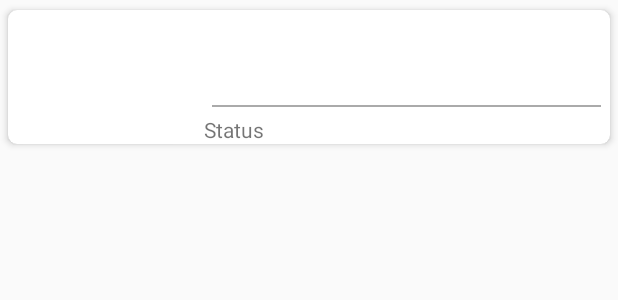
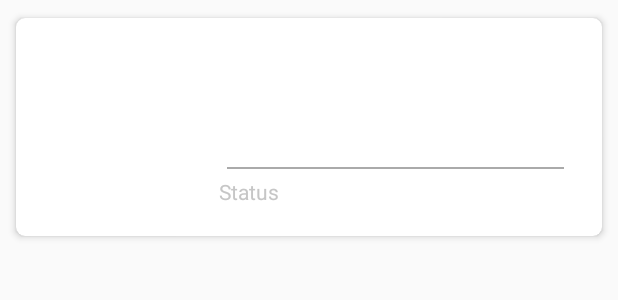
Before and after one commit to guidorubin/pager, an Android app: the layout row_team.xml on its own in the app's theme, with its tools: preview values and no code run, on a phone screen of 412 x 824 dp. Shown: the top 300 px of the screen. Run offline under Robolectric (Android 15) with nearby library versions, the phone set to English and light mode, and no system bars.

Commit message:
design changes

```diff
--- a/app/src/main/res/layout/activity_main.xml
+++ b/app/src/main/res/layout/activity_main.xml
@@ -4,6 +4,7 @@
     xmlns:tools="http://schemas.android.com/tools"
     android:layout_width="match_parent"
     android:layout_height="match_parent"
+    android:background="@color/secondaryDarkColor"
     tools:context=".MainActivity">
 
     <android.support.v7.widget.RecyclerView
--- a/app/src/main/res/layout/row_team.xml
+++ b/app/src/main/res/layout/row_team.xml
@@ -1,6 +1,13 @@
 <?xml version="1.0" encoding="utf-8"?>
-<android.support.v7.widget.CardView xmlns:android="http://schemas.android.com/apk/res/android"
+<LinearLayout xmlns:android="http://schemas.android.com/apk/res/android"
     xmlns:card_view="http://schemas.android.com/apk/res-auto"
+    xmlns:tools="http://schemas.android.com/tools"
+    android:layout_width="match_parent"
+    android:layout_height="wrap_content"
+    android:orientation="vertical"
+    android:padding="5dp">
+
+    <android.support.v7.widget.CardView
         android:layout_width="match_parent"
         android:layout_height="wrap_content"
         card_view:cardCornerRadius="6dp"
@@ -11,56 +18,135 @@
         android:id="@+id/headerInfoLayout"
         android:layout_width="match_parent"
         android:layout_height="wrap_content"
-            android:orientation="horizontal">
+        android:layout_margin="10dp"
+        android:orientation="horizontal"
+        android:padding="10dp">
 
         <ImageView
             android:id="@+id/imageView"
             android:layout_width="0dp"
+            android:layout_height="wrap_content"
+            android:layout_gravity="left"
             android:layout_weight="0.3"
-                android:layout_height="wrap_content"
             android:adjustViewBounds="true"
-                android:layout_gravity="left"
-                android:background="@drawable/round_border"
-                />
+            android:background="@drawable/round_border" />
 
         <LinearLayout
             android:layout_width="0dp"
+            android:layout_height="wrap_content"
+            android:layout_marginLeft="15dp"
             android:layout_weight="0.7"
-                android:layout_height="wrap_content"
-                android:orientation="vertical"
-                android:layout_marginLeft="15dp">
+            android:orientation="vertical">
 
             <TextView
                 android:id="@+id/txtName"
+                style="@style/title"
                 android:layout_width="wrap_content"
-                    android:layout_height="wrap_content"
-                    />
+                android:layout_height="wrap_content" />
 
             <TextView
                 android:id="@+id/txtPosition"
                 android:layout_width="wrap_content"
                 android:layout_height="wrap_content"
-                    />
+                style="@style/subtitleItem1"/>
 
             <TextView
                 android:id="@+id/txtNickname"
                 android:layout_width="wrap_content"
                 android:layout_height="wrap_content"
-                    />
+                style="@style/subtitleItem2"/>
 
             <View
+                android:layout_width="match_parent"
                 android:layout_height="1dp"
-                    android:layout_width="match_parent"
-                    android:background="@android:color/darker_gray"
                 android:layout_margin="5dp"
-                    />
+                android:background="@android:color/darker_gray" />
 
             <TextView
                 android:id="@+id/statusTxt"
                 android:layout_width="wrap_content"
                 android:layout_height="wrap_content"
-                    android:text="@string/status"/>
+                android:text="@string/status"
+                style="@style/items"/>
+
         </LinearLayout>
     </LinearLayout>
+    </android.support.v7.widget.CardView>
+
+    <android.support.v7.widget.CardView
+        android:layout_width="match_parent"
+        android:layout_height="wrap_content"
+        card_view:cardCornerRadius="6dp"
+        card_view:cardElevation="3dp"
+        card_view:cardUseCompatPadding="true"
+        card_view:cardBackgroundColor="@android:color/darker_gray"
+        android:visibility="gone">
+
+        <android.support.constraint.ConstraintLayout
+            android:layout_width="match_parent"
+            android:layout_height="wrap_content"
+            android:layout_margin="5dp"
+            android:padding="10dp"
+            >
+
+            <TextView
+                android:id="@+id/locationTitle"
+                android:layout_width="wrap_content"
+                android:layout_height="wrap_content"
+                android:text="@string/location" />
+
+            <TextView
+                android:id="@+id/loactionTxt"
+                android:layout_width="wrap_content"
+                android:layout_height="wrap_content"
+                android:layout_marginStart="15dp"
+                card_view:layout_constraintStart_toStartOf="@+id/guideline3" />
+
+            <android.support.constraint.Guideline
+                android:id="@+id/guideline3"
+                android:layout_width="wrap_content"
+                android:layout_height="wrap_content"
+                android:orientation="vertical"
+                card_view:layout_constraintGuide_percent="0.3" />
+
+            <TextView
+                android:id="@+id/languageTitle"
+                android:layout_width="wrap_content"
+                android:layout_height="wrap_content"
+                android:layout_marginTop="8dp"
+                android:text="@string/language"
+                card_view:layout_constraintTop_toBottomOf="@+id/locationTitle" />
+
+            <TextView
+                android:id="@+id/languageTxt"
+                android:layout_width="wrap_content"
+                android:layout_height="wrap_content"
+                android:layout_marginStart="15dp"
+                android:layout_marginTop="8dp"
+                card_view:layout_constraintStart_toStartOf="@+id/guideline3"
+                card_view:layout_constraintTop_toBottomOf="@+id/textView2" />
+
+
+            <TextView
+                android:id="@+id/skillsTitle"
+                android:layout_width="wrap_content"
+                android:layout_height="wrap_content"
+                android:layout_marginTop="8dp"
+                android:text="@string/skills"
+                card_view:layout_constraintTop_toBottomOf="@+id/languageTitle" />
+
+            <TextView
+                android:id="@+id/skillsTxt"
+                android:layout_width="wrap_content"
+                android:layout_height="wrap_content"
+                android:layout_marginStart="15dp"
+                android:layout_marginTop="8dp"
+                card_view:layout_constraintStart_toStartOf="@+id/guideline3"
+                card_view:layout_constraintTop_toBottomOf="@+id/textView3" />
+
+
+        </android.support.constraint.ConstraintLayout>
 
     </android.support.v7.widget.CardView>
+
+</LinearLayout>
--- a/app/src/main/res/values/colors.xml
+++ b/app/src/main/res/values/colors.xml
@@ -1,6 +1,16 @@
 <?xml version="1.0" encoding="utf-8"?>
 <resources>
-    <color name="colorPrimary">#3F51B5</color>
-    <color name="colorPrimaryDark">#303F9F</color>
-    <color name="colorAccent">#FF4081</color>
+    <!--<color name="colorPrimary">#3F51B5</color>-->
+    <!--<color name="colorPrimaryDark">#303F9F</color>-->
+    <!--<color name="colorAccent">#FF4081</color>-->
+
+    <color name="primaryColor">#001367</color>
+    <color name="primaryLightColor">#423a96</color>
+    <color name="primaryDarkColor">#00003c</color>
+    <color name="secondaryColor">#f9f9f9</color>
+    <color name="secondaryLightColor">#ffffff</color>
+    <color name="secondaryDarkColor">#c6c6c6</color>
+    <color name="primaryTextColor">#ffffff</color>
+    <color name="secondaryTextColor">#000000</color>
+
 </resources>
--- a/app/src/main/res/values/strings.xml
+++ b/app/src/main/res/values/strings.xml
@@ -2,4 +2,7 @@
     <string name="app_name">PagerApp</string>
 
     <string name="status">Status</string>
+    <string name="language">Language</string>
+    <string name="skills">Skills</string>
+    <string name="location">Location</string>
 </resources>
--- a/app/src/main/res/values/styles.xml
+++ b/app/src/main/res/values/styles.xml
@@ -3,9 +3,31 @@
     <!-- Base application theme. -->
     <style name="AppTheme" parent="Theme.AppCompat.Light.DarkActionBar">
         <!-- Customize your theme here. -->
-        <item name="colorPrimary">@color/colorPrimary</item>
-        <item name="colorPrimaryDark">@color/colorPrimaryDark</item>
-        <item name="colorAccent">@color/colorAccent</item>
+        <item name="colorPrimary">@color/primaryColor</item>
+        <item name="colorPrimaryDark">@color/primaryDarkColor</item>
     </style>
 
+    <style name="title">
+
+        <item name="android:textSize">24sp</item>
+        <item name="android:textColor">@color/primaryColor</item>
+    </style>
+
+    <style name="subtitleItem1">
+
+        <item name="android:textSize">16sp</item>
+        <item name="android:textColor">@color/primaryDarkColor</item>
+    </style>
+
+    <style name="subtitleItem2">
+        <item name="android:textSize">14sp</item>
+        <item name="android:textColor">@color/primaryLightColor</item>
+    </style>
+
+    <style name="items">
+        <item name="android:textSize">14sp</item>
+        <item name="android:textColor">@color/secondaryDarkColor</item>
+    </style>
+
+
 </resources>
```
Lines whose indentation alone changed are shown as unchanged.
